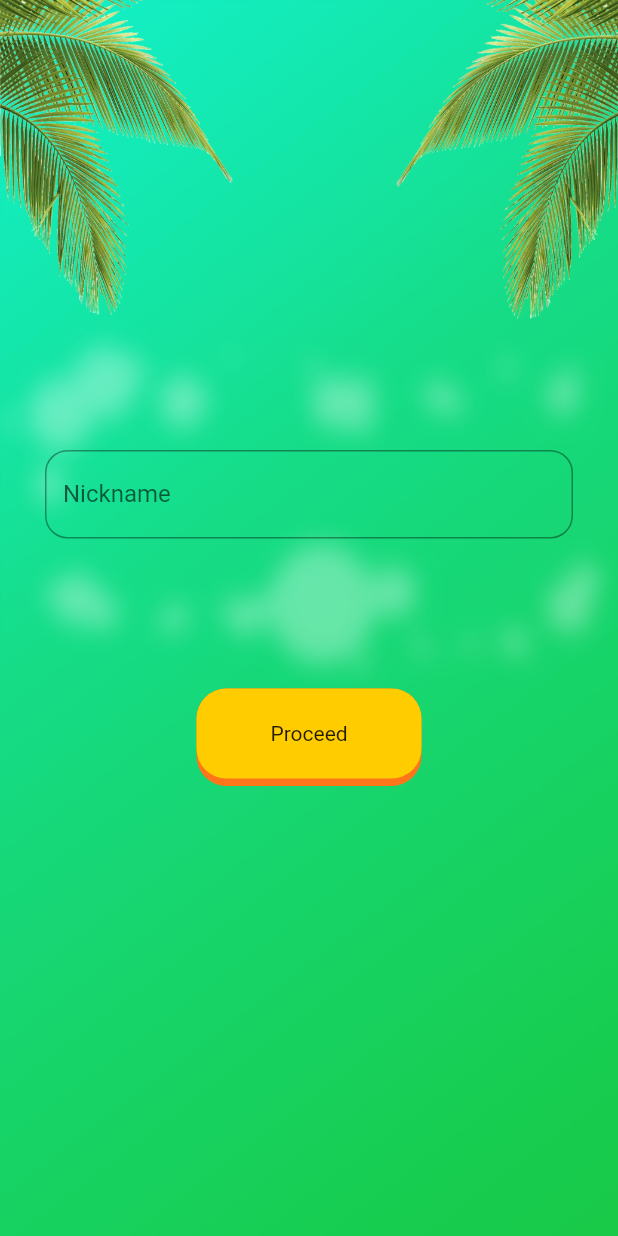
After one commit to Sxmtee/TetrisBlockPlayer, a Flutter app: the AuthScreen screen opened directly, after a tap on "Proceed", on a phone screen of 412 x 824 dp. The commit adds this screen. Run offline on Flutter 3.47's test engine with Material 2 defaults, Android fonts, the phone set to English and light mode, and no system bars; drawn by our look-alikes of nice_buttons; our stand-ins replace audioplayers, google_mobile_ads, shared_preferences; missing offline and left inert: tbib_splash_screen; accounts and stored records are empty.

Commit message:
authscreen

```diff
--- a/lib/TetrisBlockGame/GameLogic/tetris_preferences.dart
+++ b/lib/TetrisBlockGame/GameLogic/tetris_preferences.dart
@@ -5,10 +5,12 @@ import 'package:somtotetris/TetrisBlockGame/GameViews/Screens/tetris_gameover.da
 class GamePreferences {
   static late SharedPreferences _preferences;
   static int _highscore = 0;
+  static String _nickName = "";
 
   static Future init() async {
     _preferences = await SharedPreferences.getInstance();
     _highscore = _preferences.getInt('highscore') ?? 0;
+    _nickName = _preferences.getString('nickName') ?? '';
   }
 
   static Future setHighScore(BuildContext context, int score) async {
@@ -27,4 +29,11 @@ class GamePreferences {
   }
 
   static int? getHighScore() => _highscore;
+
+  static Future setNickname(String nickname) async {
+    _nickName = nickname;
+    await _preferences.setString("nickName", nickname);
+  }
+
+  static String? getNickname() => _nickName;
 }
--- /dev/null
+++ b/lib/TetrisBlockGame/GameViews/Screens/authscreen.dart
@@ -0,0 +1,77 @@
+import 'dart:async';
+
+import 'package:flutter/material.dart';
+import 'package:nice_buttons/nice_buttons.dart';
+import 'package:somtotetris/TetrisBlockGame/GameLogic/tetris_preferences.dart';
+import 'package:somtotetris/TetrisBlockGame/GameViews/Screens/play_screen.dart';
+
+class AuthScreen extends StatefulWidget {
+  const AuthScreen({super.key});
+
+  @override
+  State<AuthScreen> createState() => _AuthScreenState();
+}
+
+class _AuthScreenState extends State<AuthScreen> {
+  TextEditingController nameCtrl = TextEditingController();
+
+  @override
+  void dispose() {
+    super.dispose();
+    nameCtrl.dispose();
+  }
+
+  @override
+  Widget build(BuildContext context) {
+    Size size = MediaQuery.of(context).size;
+    return Scaffold(
+      resizeToAvoidBottomInset: false,
+      body: Container(
+        padding: const EdgeInsets.only(top: 300, left: 30, right: 30),
+        height: size.height,
+        width: size.width,
+        decoration: const BoxDecoration(
+            image: DecorationImage(
+                fit: BoxFit.fill,
+                image: AssetImage("assets/images/TetrisBG.jpg"))),
+        child: Form(
+            child: Column(
+          children: [
+            TextFormField(
+              controller: nameCtrl,
+              keyboardType: TextInputType.name,
+              decoration: InputDecoration(
+                  label: const Text("Nickname"),
+                  border: OutlineInputBorder(
+                      borderRadius: BorderRadius.circular(15))),
+            ),
+            const SizedBox(
+              height: 100,
+            ),
+            NiceButtons(
+                height: 60,
+                width: 150,
+                borderColor: const Color(0xFFff751a),
+                startColor: const Color(0xFFffcc00),
+                endColor: const Color(0xFFffcc00),
+                progressColor: const Color(0xFFff751a),
+                progressSize: 30,
+                stretch: false,
+                progress: true,
+                gradientOrientation: GradientOrientation.Horizontal,
+                onTap: (finish) {
+                  Timer(const Duration(seconds: 5), () async {
+                    finish();
+                    await GamePreferences.setNickname(nameCtrl.text.trim());
+                    var route = MaterialPageRoute(
+                        builder: ((context) => const PlayScreen()));
+                    Navigator.push(context, route);
+                  });
+                },
+                child: const Text("Proceed")),
+          ],
+        )),
+      ),
+    );
+  }
+}
--- a/lib/TetrisBlockGame/GameViews/Screens/digital_dream.dart
+++ b/lib/TetrisBlockGame/GameViews/Screens/digital_dream.dart
@@ -1,6 +1,8 @@
 import 'dart:async';
 
 import 'package:flutter/material.dart';
+import 'package:somtotetris/TetrisBlockGame/GameLogic/tetris_preferences.dart';
+import 'package:somtotetris/TetrisBlockGame/GameViews/Screens/authscreen.dart';
 import 'package:somtotetris/TetrisBlockGame/GameViews/Screens/play_screen.dart';
 import 'package:tbib_splash_screen/splash_screen_view.dart';
 
@@ -13,6 +15,7 @@ class DigitalDreams extends StatefulWidget {
 
 class _DigitalDreamsState extends State<DigitalDreams> {
   bool idleStateOver = false;
+  String? nickname = GamePreferences.getNickname();
   @override
   void initState() {
     super.initState();
@@ -22,8 +25,15 @@ class _DigitalDreamsState extends State<DigitalDreams> {
               idleStateOver = true;
             })));
     Timer(const Duration(seconds: 10), (() {
-      var route = MaterialPageRoute(builder: ((context) => const PlayScreen()));
-      Navigator.push(context, route);
+      if (nickname == '') {
+        var route =
+            MaterialPageRoute(builder: ((context) => const AuthScreen()));
+        Navigator.push(context, route);
+      } else {
+        var route =
+            MaterialPageRoute(builder: ((context) => const PlayScreen()));
+        Navigator.push(context, route);
+      }
     }));
   }
 
--- a/lib/TetrisBlockGame/GameViews/Screens/tetris_gameover.dart
+++ b/lib/TetrisBlockGame/GameViews/Screens/tetris_gameover.dart
@@ -164,9 +164,9 @@ class _GameOverState extends State<GameOver> {
                       Timer(const Duration(seconds: 5), () {
                         finish();
                         showAd();
-                        var route = MaterialPageRoute(
+                        var newRoute = MaterialPageRoute(
                             builder: ((context) => const TetrisSudokuPage()));
-                        Navigator.push(context, route);
+                        Navigator.pushReplacement(context, newRoute);
                       });
                     },
                     child: const Text("Play Again")),
--- a/lib/main.dart
+++ b/lib/main.dart
@@ -5,7 +5,6 @@ import 'package:google_mobile_ads/google_mobile_ads.dart';
 import 'package:somtotetris/TetrisBlockGame/GameLogic/tetris_model.dart';
 import 'package:somtotetris/TetrisBlockGame/GameLogic/tetris_preferences.dart';
 import 'package:somtotetris/TetrisBlockGame/GameViews/Screens/digital_dream.dart';
-import 'package:somtotetris/TetrisBlockGame/GameViews/Screens/leaderboard.dart';
 
 Future<void> main() async {
   WidgetsFlutterBinding.ensureInitialized();
@@ -27,7 +26,7 @@ class MyApp extends StatelessWidget {
         return MaterialApp(
           debugShowCheckedModeBanner: false,
           theme: ThemeData(
-            primarySwatch: Colors.brown,
+            primarySwatch: Colors.green,
           ),
           home: const DigitalDreams(),
         );
--- a/pubspec.yaml
+++ b/pubspec.yaml
@@ -39,12 +39,12 @@ dependencies:
   provider: ^6.0.5
   tbib_splash_screen: ^0.0.6
   animated_text_kit: ^4.2.2
-  flutter_speed_dial: ^6.2.0
   shared_preferences: ^2.0.16
   flutter_launcher_icons: "^0.11.0"
   audioplayers: ^3.0.0
   nice_buttons: ^0.0.2
   google_mobile_ads: ^2.3.0
+  http: ^0.13.5
 
 flutter_icons:
   android: true
```
Also changed, not shown: pubspec.lock.
